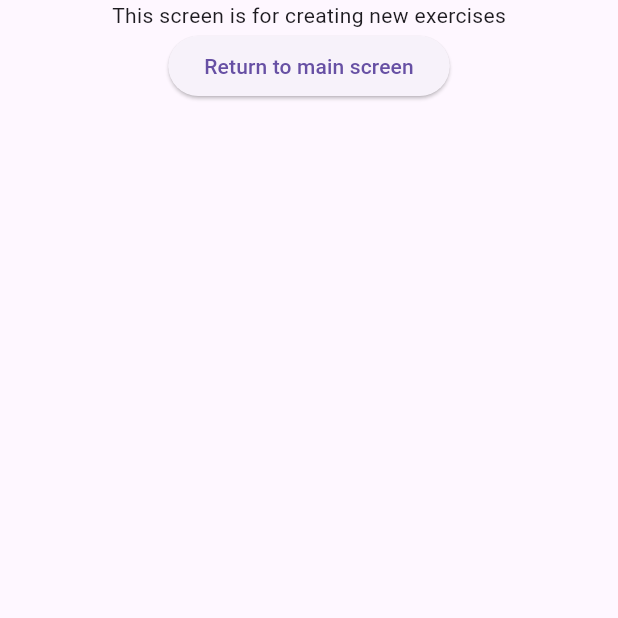
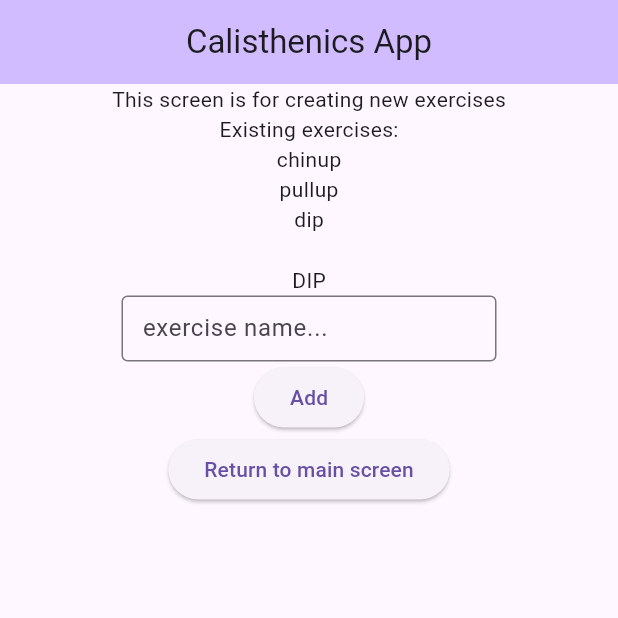
Before and after one commit to aarekr/CalisthenicsApp, a Flutter app: the screen it shows after launch, after a tap on "Create a new exercise", on a phone screen of 412 x 824 dp, the top half of it. Run offline on Flutter 3.47's test engine with Material 3 defaults, Android fonts, the light colour scheme and no system bars; our stand-ins replace flutter_riverpod, go_router.

Commit message:
Home screen and create new ex screen layout improvements

```diff
--- a/lib/main.dart
+++ b/lib/main.dart
@@ -13,7 +13,7 @@ final router = GoRouter(
     GoRoute(path: '/createnewexercise', builder: (context, state) => CreateNewExerciseScreen()),
     GoRoute(path: '/createtrainingsession',
             builder: (context, state) => CreateTrainingSessionScreen()),
-    GoRoute(path: '/summary', builder: (context, state) => SummaryScreen()),
+    GoRoute(path: '/summary', builder: (context, state) => EndTrainingScreen()),
   ],
 );
 
@@ -24,16 +24,15 @@ main() {
 class HomeScreen extends StatelessWidget {
   @override
   Widget build(BuildContext context) {
+    final exerciseDIPstraightBar = Exercise("DIP straight bar", []);
     return Scaffold(
+        appBar: AppBar(
+          backgroundColor: Theme.of(context).colorScheme.inversePrimary,
+          title: const Center(child: Text("Calisthenics App")),
+        ),
         body: Column(children: [
-                Row(children: [const Text("CHINUP close grip"), ChinupWidget()],),
-                Row(children: [const Text("PULLUP close grip"), PullupWidget()],),
-                //const Text("PULLUP wide grip"),
-                //const Text("DIP bar 1", textAlign: TextAlign.left),
-                //const Text("DIP bar 2"),
-                OutlinedButton(
-                  onPressed: () => print("adding an exercise"),
-                  child: const Text("Add exercise")),
+                Row(mainAxisAlignment: MainAxisAlignment.center,
+                  children: [
                     ElevatedButton(
                       onPressed: () => context.go("/createnewexercise"),
                       child: const Text("Create a new exercise"),
@@ -46,9 +45,24 @@ class HomeScreen extends StatelessWidget {
                       onPressed: () => context.go("/summary"),
                       child: const Text("End training session"),
                     ),
+                  ],
+                ),
+                const Text("EXERCISES", style: TextStyle(fontSize: 32)),
+                Row(mainAxisAlignment: MainAxisAlignment.center,
+                  children: [const Text("CHINUP close grip"), ChinupWidget()],),
+                Row(mainAxisAlignment: MainAxisAlignment.center,
+                  children: [const Text("PULLUP close grip"), PullupWidget()],),
+                Row(mainAxisAlignment: MainAxisAlignment.center,
+                  children: [Text(exerciseDIPstraightBar.name)],),
+                //const Text("PULLUP wide grip"),
+                //const Text("DIP bar 1", textAlign: TextAlign.left),
+                //const Text("DIP bar 2"),
                 ListWidget(),
                 AddButton(),
-                //Row(children: [ChinupWidget()]),
+                const OutlinedButton(
+                  onPressed: null,
+                  child: Text("Add exercise")
+                ),
     ]));
   }
 }
@@ -107,12 +121,45 @@ class PullupWidget extends ConsumerWidget {
 
 // screens
 class CreateNewExerciseScreen extends StatelessWidget {
+  addNewExercise() {
+    print("adding new exercise");
+    String newEx = "new ex";
+    exerciseList.add(newEx);
+  }
   @override
   Widget build(BuildContext context) {
+    final exerciseDIP = Exercise("DIP", [dipProvider1]);  // using class Exercise below
+    final newExerciseField = SizedBox(
+      width: 250,
+      child: TextFormField(decoration: const InputDecoration(
+        border: OutlineInputBorder(),
+        hintText: 'exercise name...',
+        isDense: true,
+        contentPadding: EdgeInsets.all(10),
+      ))
+    );
+    final exerciseForm = Form(child: newExerciseField);
+    final addExerciseButton = ElevatedButton(
+      onPressed: addNewExercise,
+      child: const Text('Add'),
+    );
     return Scaffold(
+        appBar: AppBar(
+          backgroundColor: Theme.of(context).colorScheme.inversePrimary,
+          title: const Center(child: Text("Calisthenics App")),
+        ),
         body: Center(
             child: Column(children: [
               const Text("This screen is for creating new exercises"),
+              const Text("Existing exercises:"),
+              Text(exerciseList[0]),  //data.map((e) => Text(e)).toList()
+              Text(exerciseList[1]),
+              exerciseList.length > 2 ? Text(exerciseList[2]) : const Text(""),
+              exerciseList.length > 3 ? Text(exerciseList[3]) : const Text(""),
+              Text(exerciseDIP.name),  // displays exercise name
+              // create input field and add button
+              exerciseForm,
+              addExerciseButton,
               ElevatedButton(
                 onPressed: () => context.go("/"),
                 child: const Text("Return to main screen"),
@@ -121,10 +168,20 @@ class CreateNewExerciseScreen extends StatelessWidget {
   }
 }
 
+class Exercise {
+  String name;
+  List<dynamic>reps;
+  Exercise(this.name, this.reps);
+}
+
 class CreateTrainingSessionScreen extends StatelessWidget {
   @override
   Widget build(BuildContext context) {
     return Scaffold(
+        appBar: AppBar(
+          backgroundColor: Theme.of(context).colorScheme.inversePrimary,
+          title: const Center(child: Text("Calisthenics App")),
+        ),
         body: Center(
             child: Column(children: [
               const Text("This screen is for creating an exercise session"),
@@ -136,10 +193,14 @@ class CreateTrainingSessionScreen extends StatelessWidget {
   }
 }
 
-class SummaryScreen extends StatelessWidget {
+class EndTrainingScreen extends StatelessWidget {
   @override
   Widget build(BuildContext context) {
     return Scaffold(
+        appBar: AppBar(
+          backgroundColor: Theme.of(context).colorScheme.inversePrimary,
+          title: const Center(child: Text("Calisthenics App")),
+        ),
         body: Center(
             child: Column(children: [
               const Text("This screen is for overviewing completed exercises of a training session"),
--- a/lib/reps.dart
+++ b/lib/reps.dart
@@ -6,3 +6,4 @@ final chinupProvider3 = StateProvider<int>((ref) => 0);
 final pullupProvider1 = StateProvider<int>((ref) => 0);
 final pullupProvider2 = StateProvider<int>((ref) => 0);
 final pullupProvider3 = StateProvider<int>((ref) => 0);
+final dipProvider1 = StateProvider<int>((ref) => 0);
```
Lines whose indentation alone changed are shown as unchanged.
